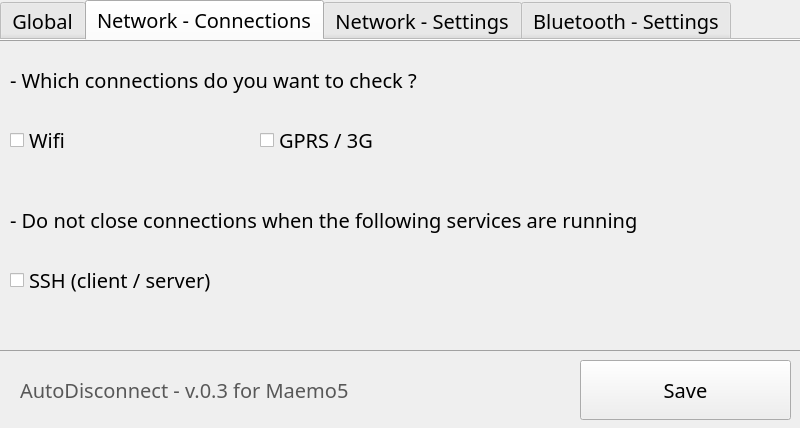
First picture: the form in src/uis/mainwindow.ui, repository abrisse/AutoDisconnect, before the edit.
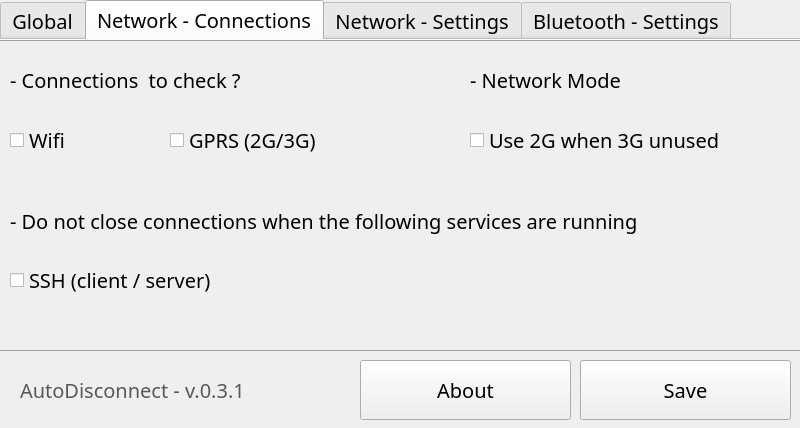
Second picture: the form after the edit. The open tabs and pages were chosen to show the change.

What changed in the file:
```diff
--- a/src/uis/mainwindow.ui
+++ b/src/uis/mainwindow.ui
@@ -50,7 +50,7 @@
      <rect>
       <x>0</x>
       <y>0</y>
-      <width>801</width>
+      <width>800</width>
       <height>341</height>
      </rect>
     </property>
@@ -232,10 +232,16 @@
        <rect>
         <x>10</x>
         <y>10</y>
-        <width>701</width>
+        <width>271</width>
         <height>60</height>
        </rect>
       </property>
+      <property name="sizePolicy">
+       <sizepolicy hsizetype="Preferred" vsizetype="Preferred">
+        <horstretch>0</horstretch>
+        <verstretch>0</verstretch>
+       </sizepolicy>
+      </property>
       <property name="font">
        <font>
         <family>Sans Serif</family>
@@ -243,7 +249,7 @@
        </font>
       </property>
       <property name="text">
-       <string>- Which connections do you want to check ?</string>
+       <string>- Connections  to check ?</string>
       </property>
      </widget>
      <widget class="QCheckBox" name="chkConnexionWLAN">
@@ -254,14 +260,20 @@
        <rect>
         <x>10</x>
         <y>70</y>
-        <width>200</width>
+        <width>141</width>
         <height>60</height>
        </rect>
       </property>
+      <property name="sizePolicy">
+       <sizepolicy hsizetype="Preferred" vsizetype="Preferred">
+        <horstretch>0</horstretch>
+        <verstretch>0</verstretch>
+       </sizepolicy>
+      </property>
       <property name="minimumSize">
        <size>
-        <width>200</width>
-        <height>60</height>
+        <width>0</width>
+        <height>0</height>
        </size>
       </property>
       <property name="font">
@@ -277,16 +289,22 @@
      <widget class="QCheckBox" name="chkConnexionGPRS">
       <property name="geometry">
        <rect>
-        <x>260</x>
+        <x>170</x>
         <y>70</y>
-        <width>200</width>
+        <width>231</width>
         <height>60</height>
        </rect>
       </property>
+      <property name="sizePolicy">
+       <sizepolicy hsizetype="Preferred" vsizetype="Preferred">
+        <horstretch>0</horstretch>
+        <verstretch>0</verstretch>
+       </sizepolicy>
+      </property>
       <property name="minimumSize">
        <size>
-        <width>200</width>
-        <height>60</height>
+        <width>0</width>
+        <height>0</height>
        </size>
       </property>
       <property name="font">
@@ -296,7 +314,7 @@
        </font>
       </property>
       <property name="text">
-       <string>GPRS / 3G</string>
+       <string>GPRS (2G/3G)</string>
       </property>
      </widget>
      <widget class="QLabel" name="label_8">
@@ -319,11 +337,17 @@
       <property name="geometry">
        <rect>
         <x>10</x>
-        <y>150</y>
-        <width>691</width>
-        <height>60</height>
+        <y>140</y>
+        <width>701</width>
+        <height>81</height>
        </rect>
       </property>
+      <property name="sizePolicy">
+       <sizepolicy hsizetype="Preferred" vsizetype="Preferred">
+        <horstretch>0</horstretch>
+        <verstretch>0</verstretch>
+       </sizepolicy>
+      </property>
       <property name="font">
        <font>
         <family>Sans Serif</family>
@@ -333,6 +357,12 @@
       <property name="text">
        <string>- Do not close connections when the following services are running</string>
       </property>
+      <property name="textFormat">
+       <enum>Qt::AutoText</enum>
+      </property>
+      <property name="wordWrap">
+       <bool>true</bool>
+      </property>
      </widget>
      <widget class="QCheckBox" name="chkExceptionSSH">
       <property name="geometry">
@@ -362,6 +392,71 @@
        <bool>false</bool>
       </property>
      </widget>
+     <widget class="QLabel" name="label_17">
+      <property name="geometry">
+       <rect>
+        <x>470</x>
+        <y>10</y>
+        <width>191</width>
+        <height>60</height>
+       </rect>
+      </property>
+      <property name="sizePolicy">
+       <sizepolicy hsizetype="Preferred" vsizetype="Preferred">
+        <horstretch>0</horstretch>
+        <verstretch>0</verstretch>
+       </sizepolicy>
+      </property>
+      <property name="font">
+       <font>
+        <family>Sans Serif</family>
+        <pointsize>15</pointsize>
+       </font>
+      </property>
+      <property name="text">
+       <string>- Network Mode</string>
+      </property>
+      <property name="textFormat">
+       <enum>Qt::AutoText</enum>
+      </property>
+      <property name="wordWrap">
+       <bool>true</bool>
+      </property>
+     </widget>
+     <widget class="QCheckBox" name="chkUse2G">
+      <property name="geometry">
+       <rect>
+        <x>470</x>
+        <y>70</y>
+        <width>321</width>
+        <height>60</height>
+       </rect>
+      </property>
+      <property name="sizePolicy">
+       <sizepolicy hsizetype="Preferred" vsizetype="Preferred">
+        <horstretch>0</horstretch>
+        <verstretch>0</verstretch>
+       </sizepolicy>
+      </property>
+      <property name="minimumSize">
+       <size>
+        <width>0</width>
+        <height>0</height>
+       </size>
+      </property>
+      <property name="font">
+       <font>
+        <family>Sans Serif</family>
+        <pointsize>15</pointsize>
+       </font>
+      </property>
+      <property name="text">
+       <string>Use 2G when 3G unused</string>
+      </property>
+      <property name="checked">
+       <bool>false</bool>
+      </property>
+     </widget>
     </widget>
     <widget class="QWidget" name="tab_3">
      <attribute name="title">
@@ -727,7 +822,7 @@
      <rect>
       <x>20</x>
       <y>360</y>
-      <width>521</width>
+      <width>281</width>
       <height>60</height>
      </rect>
     </property>
@@ -744,7 +839,7 @@
      <string notr="true">color: rgb(88, 88, 88);</string>
     </property>
     <property name="text">
-     <string>AutoDisconnect - v.0.3 for Maemo5</string>
+     <string>AutoDisconnect - v.0.3.1</string>
     </property>
    </widget>
    <widget class="QLabel" name="label_10">
@@ -763,6 +858,31 @@
      <string/>
     </property>
    </widget>
+   <widget class="QPushButton" name="btnAbout">
+    <property name="geometry">
+     <rect>
+      <x>360</x>
+      <y>360</y>
+      <width>211</width>
+      <height>60</height>
+     </rect>
+    </property>
+    <property name="font">
+     <font>
+      <family>Sans Serif</family>
+      <pointsize>15</pointsize>
+     </font>
+    </property>
+    <property name="autoFillBackground">
+     <bool>false</bool>
+    </property>
+    <property name="styleSheet">
+     <string notr="true"/>
+    </property>
+    <property name="text">
+     <string>About</string>
+    </property>
+   </widget>
   </widget>
  </widget>
  <resources/>
```
Left out of the diff: 8 changed lines with no effect on the pictures.
